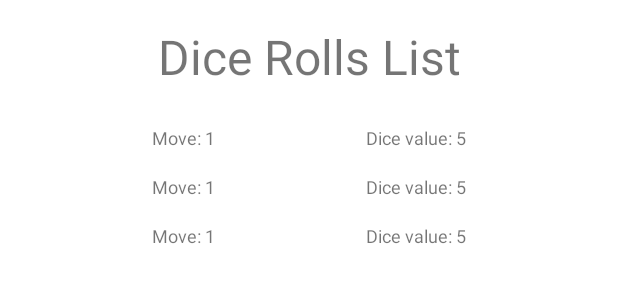
After one commit to fredelinhares/diceroll, an Android app: the layout diceroll_list_fragment.xml on its own in the app's theme, with its tools: preview values and no code run, on a phone screen of 412 x 824 dp. The commit adds this screen. Shown: the top 300 px of the screen. Run offline under Robolectric (Android 15) with nearby library versions, the phone set to English and light mode, and no system bars.

Commit message:
create dummie layout to recyclerview. add empty list fragment still without adapter.

```diff
--- /dev/null
+++ b/diceroller/diceroll/src/main/java/com/example/diceroll/ui/DiceRollListFragment.kt
@@ -0,0 +1,24 @@
+package com.example.diceroll.ui
+
+import android.os.Bundle
+import android.view.LayoutInflater
+import android.view.View
+import android.view.ViewGroup
+import androidx.fragment.app.Fragment
+import com.example.diceroll.databinding.DicerollListFragmentBinding
+
+class DiceRollListFragment : Fragment() {
+
+    private var _binding: DicerollListFragmentBinding? = null
+    private val binding get() = _binding!!
+
+    override fun onCreateView(inflater: LayoutInflater, container: ViewGroup?, savedInstanceState: Bundle?): View {
+        _binding = DicerollListFragmentBinding.inflate(inflater, container, false)
+        return binding.root
+    }
+
+    override fun onDestroyView() {
+        super.onDestroyView()
+        _binding = null
+    }
+}
--- /dev/null
+++ b/diceroller/diceroll/src/main/res/layout/diceroll_list_fragment.xml
@@ -0,0 +1,31 @@
+<?xml version="1.0" encoding="utf-8"?>
+<androidx.constraintlayout.widget.ConstraintLayout xmlns:android="http://schemas.android.com/apk/res/android"
+    xmlns:app="http://schemas.android.com/apk/res-auto"
+    xmlns:tools="http://schemas.android.com/tools"
+    android:layout_width="match_parent"
+    android:layout_height="match_parent">
+
+    <TextView
+        android:id="@+id/move_number_textview"
+        android:layout_width="wrap_content"
+        android:layout_height="0dp"
+        android:layout_marginTop="16dp"
+        android:textSize="32sp"
+        app:layout_constraintEnd_toEndOf="parent"
+        app:layout_constraintStart_toStartOf="parent"
+        app:layout_constraintTop_toTopOf="parent"
+        tools:text="Dice Rolls List" />
+
+    <androidx.recyclerview.widget.RecyclerView
+        android:id="@+id/diceroll_recyclerview"
+        android:layout_width="match_parent"
+        android:layout_height="0dp"
+        android:layout_marginTop="16dp"
+        android:overScrollMode="never"
+        app:layout_constraintBottom_toBottomOf="parent"
+        app:layout_constraintEnd_toEndOf="parent"
+        app:layout_constraintStart_toStartOf="parent"
+        app:layout_constraintTop_toBottomOf="@+id/move_number_textview"
+        tools:listitem="@layout/diceroll_list_item" />
+
+</androidx.constraintlayout.widget.ConstraintLayout>
--- /dev/null
+++ b/diceroller/diceroll/src/main/res/layout/diceroll_list_item.xml
@@ -0,0 +1,34 @@
+<?xml version="1.0" encoding="utf-8"?>
+<androidx.constraintlayout.widget.ConstraintLayout xmlns:android="http://schemas.android.com/apk/res/android"
+    xmlns:app="http://schemas.android.com/apk/res-auto"
+    xmlns:tools="http://schemas.android.com/tools"
+    android:layout_width="match_parent"
+    android:layout_height="wrap_content">
+
+    <TextView
+        android:id="@+id/move_number_textview"
+        android:layout_width="wrap_content"
+        android:layout_height="wrap_content"
+        android:layout_marginVertical="8dp"
+        android:textSize="12sp"
+        app:layout_constraintBottom_toBottomOf="parent"
+        app:layout_constraintEnd_toStartOf="@+id/dice_value_textview"
+        app:layout_constraintHorizontal_bias="1.0"
+        app:layout_constraintStart_toStartOf="parent"
+        app:layout_constraintTop_toTopOf="parent"
+        tools:text="Move: 1" />
+
+    <TextView
+        android:id="@+id/dice_value_textview"
+        android:layout_width="wrap_content"
+        android:layout_height="wrap_content"
+        android:layout_marginVertical="8dp"
+        android:textSize="12sp"
+        app:layout_constraintBottom_toBottomOf="parent"
+        app:layout_constraintEnd_toEndOf="parent"
+        app:layout_constraintHorizontal_bias="0.5"
+        app:layout_constraintStart_toEndOf="@+id/move_number_textview"
+        app:layout_constraintTop_toTopOf="parent"
+        tools:text="Dice value: 5" />
+
+</androidx.constraintlayout.widget.ConstraintLayout>
--- a/diceroller/diceroll/src/main/res/layout/fragment_main.xml
+++ b/diceroller/diceroll/src/main/res/layout/fragment_main.xml
@@ -1,7 +1,6 @@
 <?xml version="1.0" encoding="utf-8"?>
 <androidx.constraintlayout.widget.ConstraintLayout xmlns:android="http://schemas.android.com/apk/res/android"
     xmlns:app="http://schemas.android.com/apk/res-auto"
-    xmlns:tools="http://schemas.android.com/tools"
     android:layout_width="match_parent"
     android:layout_height="match_parent">
 
```
